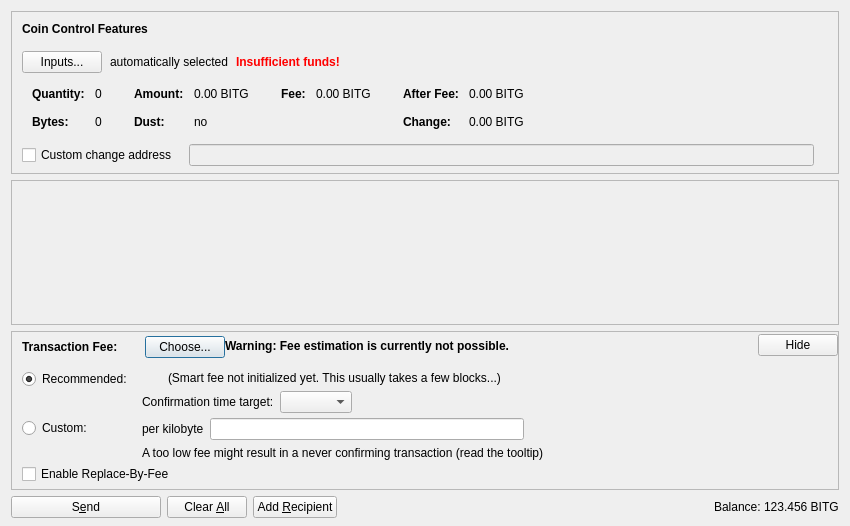
Above: src/qt/forms/sendcoinsdialog.ui from BITCORNProject/BITCORN before the change. Below: the same form after it.
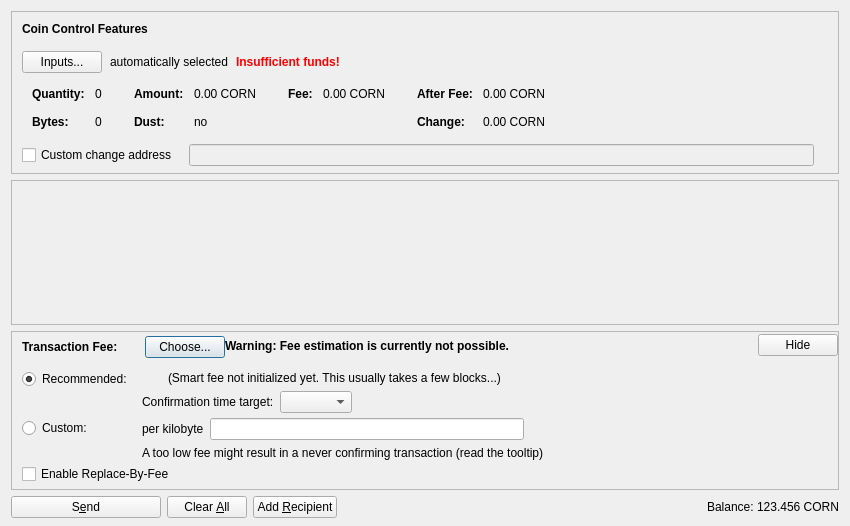
That is the form after the change. Icons and pictures are not drawn. Custom widgets are drawn as their Qt base class.

The edit to the form file:
```diff
--- a/src/qt/forms/sendcoinsdialog.ui
+++ b/src/qt/forms/sendcoinsdialog.ui
@@ -324,7 +324,7 @@
                   <enum>Qt::ActionsContextMenu</enum>
                  </property>
                  <property name="text">
-                  <string notr="true">0.00 BITG</string>
+                  <string notr="true">0.00 CORN</string>
                  </property>
                  <property name="textInteractionFlags">
                   <set>Qt::LinksAccessibleByMouse|Qt::TextSelectableByKeyboard|Qt::TextSelectableByMouse</set>
@@ -404,7 +404,7 @@
                   <enum>Qt::ActionsContextMenu</enum>
                  </property>
                  <property name="text">
-                  <string notr="true">0.00 BITG</string>
+                  <string notr="true">0.00 CORN</string>
                  </property>
                  <property name="textInteractionFlags">
                   <set>Qt::LinksAccessibleByMouse|Qt::TextSelectableByKeyboard|Qt::TextSelectableByMouse</set>
@@ -455,7 +455,7 @@
                   <enum>Qt::ActionsContextMenu</enum>
                  </property>
                  <property name="text">
-                  <string notr="true">0.00 BITG</string>
+                  <string notr="true">0.00 CORN</string>
                  </property>
                  <property name="textInteractionFlags">
                   <set>Qt::LinksAccessibleByMouse|Qt::TextSelectableByKeyboard|Qt::TextSelectableByMouse</set>
@@ -484,7 +484,7 @@
                   <enum>Qt::ActionsContextMenu</enum>
                  </property>
                  <property name="text">
-                  <string notr="true">0.00 BITG</string>
+                  <string notr="true">0.00 CORN</string>
                  </property>
                  <property name="textInteractionFlags">
                   <set>Qt::LinksAccessibleByMouse|Qt::TextSelectableByKeyboard|Qt::TextSelectableByMouse</set>
@@ -1214,7 +1214,7 @@
           <cursorShape>IBeamCursor</cursorShape>
          </property>
          <property name="text">
-          <string notr="true">123.456 BITG</string>
+          <string notr="true">123.456 CORN</string>
          </property>
          <property name="textInteractionFlags">
           <set>Qt::LinksAccessibleByMouse|Qt::TextSelectableByKeyboard|Qt::TextSelectableByMouse</set>
```
